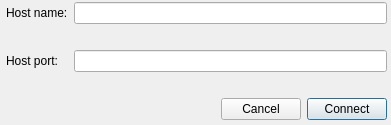
First picture: the form in UI/connect_window.ui, repository NADNES-TEAM/NADNES, before the edit.
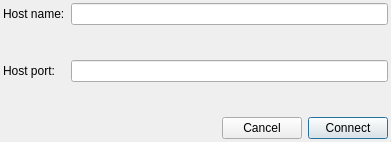
Second picture: the form after the edit.

```diff
--- a/UI/connect_window.ui
+++ b/UI/connect_window.ui
@@ -7,21 +7,26 @@
     <x>0</x>
     <y>0</y>
     <width>391</width>
-    <height>125</height>
+    <height>142</height>
    </rect>
   </property>
   <property name="windowTitle">
    <string>Form</string>
   </property>
-  <widget class="QWidget" name="verticalLayoutWidget">
-   <property name="geometry">
-    <rect>
-     <x>6</x>
-     <y>2</y>
-     <width>381</width>
-     <height>118</height>
-    </rect>
+  <layout class="QVBoxLayout" name="verticalLayout_2">
+   <property name="leftMargin">
+    <number>3</number>
    </property>
+   <property name="topMargin">
+    <number>3</number>
+   </property>
+   <property name="rightMargin">
+    <number>3</number>
+   </property>
+   <property name="bottomMargin">
+    <number>3</number>
+   </property>
+   <item>
    <layout class="QVBoxLayout" name="verticalLayout">
     <item>
      <layout class="QGridLayout" name="gridLayout">
@@ -108,7 +113,8 @@
      </layout>
     </item>
    </layout>
-  </widget>
+   </item>
+  </layout>
  </widget>
  <resources/>
  <connections/>
```
Lines whose indentation alone changed are shown as unchanged.
